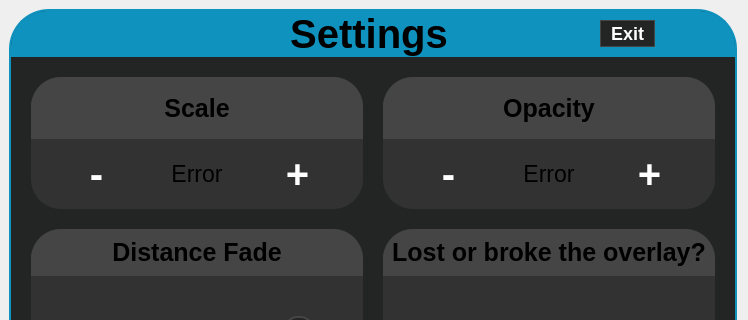
First picture: the form in src/userinterface/panicdashboard.ui, repository Trixxle/SeamenPerformanceOverlay, before the edit; both pictures show x 0 to 748 and y 0 to 320 of the 748 by 459 pixel window.
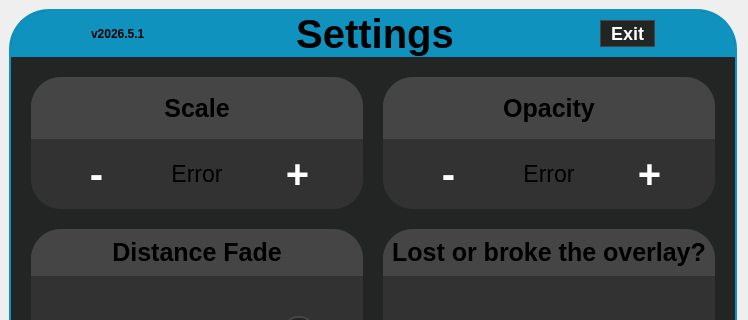
Second picture: the form after the edit.

Commit message: Added version number in the UI. Now movement bar only shows when the steam dashboard shows

```diff
--- a/src/userinterface/panicdashboard.ui
+++ b/src/userinterface/panicdashboard.ui
@@ -17,31 +17,19 @@
    <double>1.000000000000000</double>
   </property>
   <property name="styleSheet">
-   <string notr="true"/>
-  </property>
-  <layout class="QVBoxLayout" name="verticalLayout" stretch="0">
-   <property name="spacing">
-    <number>6</number>
-   </property>
-   <property name="leftMargin">
-    <number>9</number>
-   </property>
-   <property name="topMargin">
-    <number>9</number>
-   </property>
-   <property name="bottomMargin">
-    <number>9</number>
-   </property>
-   <item>
-    <widget class="QFrame" name="MainFrame">
-     <property name="styleSheet">
-      <string notr="true">/* --- Main Window Background --- */
+   <string notr="true">/* --- Main Window Background --- */
 #MainFrame {
     background-color: #232424;
     border-radius: 40px;
     border: 2px solid rgb(16, 146, 191); 
 }
 
+/*--- Version Number ---*/
+#versionNumber{
+	font-size: 12px;
+	font-weight: bold;
+}
+
 /* --- Top Blue Header --- */
 #TitleFrame {
     background-color: rgb(16, 146, 191); 
@@ -167,6 +155,24 @@
 #panicButton:pressed{
 	background-color: rgb(128,0,0);
 }</string>
+  </property>
+  <layout class="QVBoxLayout" name="verticalLayout" stretch="0">
+   <property name="spacing">
+    <number>6</number>
+   </property>
+   <property name="leftMargin">
+    <number>9</number>
+   </property>
+   <property name="topMargin">
+    <number>9</number>
+   </property>
+   <property name="bottomMargin">
+    <number>9</number>
+   </property>
+   <item>
+    <widget class="QFrame" name="MainFrame">
+     <property name="styleSheet">
+      <string notr="true"/>
      </property>
      <property name="frameShape">
       <enum>QFrame::Shape::StyledPanel</enum>
@@ -209,7 +215,7 @@
         <property name="frameShadow">
          <enum>QFrame::Shadow::Raised</enum>
         </property>
-        <layout class="QHBoxLayout" name="horizontalLayout" stretch="30,0,19,0,0">
+        <layout class="QHBoxLayout" name="horizontalLayout" stretch="0,0,30,0,29,0,0">
          <property name="spacing">
           <number>0</number>
          </property>
@@ -225,6 +231,26 @@
          <property name="bottomMargin">
           <number>0</number>
          </property>
+         <item>
+          <spacer name="horizontalSpacer_2">
+           <property name="orientation">
+            <enum>Qt::Orientation::Horizontal</enum>
+           </property>
+           <property name="sizeHint" stdset="0">
+            <size>
+             <width>40</width>
+             <height>20</height>
+            </size>
+           </property>
+          </spacer>
+         </item>
+         <item>
+          <widget class="QLabel" name="versionNumber">
+           <property name="text">
+            <string>v2026.5.1</string>
+           </property>
+          </widget>
+         </item>
          <item>
           <spacer name="LeftSideTitle">
            <property name="orientation">
```
The commit also changes 6 other files.
